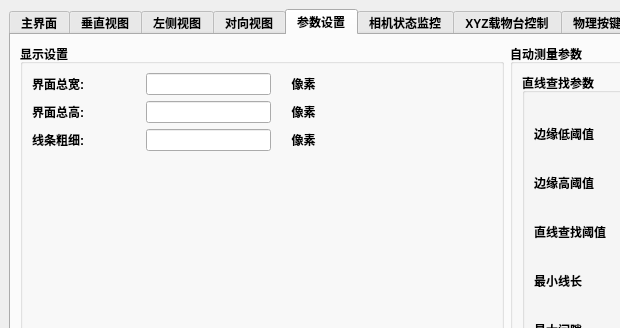
Qt form src/ui/MutiCamApp.ui (NicoleKJ9721/MutiCamApp) before a commit; both pictures show x 0 to 620 and y 0 to 328 of the 1014 by 739 pixel window.
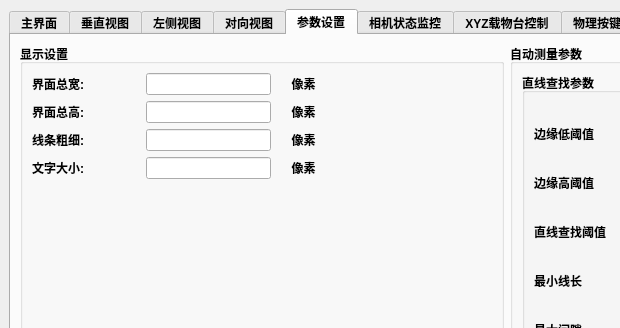
The same form after that commit. The open tabs and pages were chosen to show the change.

Commit message:
✨ feat(overlay): 实现叠加层文字大小配置功能
- 增加 UI 控件用于配置叠加层文字大小（`ledOverlayTextSize`）。
- 在设置管理器中添加 `overlayTextSize` 属性，并实现其加载、保存和验证逻辑。
- 在 PaintingOverlay 类中实现文字大小设置和应用，范围限制在 6 到 48 像素。
- 连接信号以确保设置更改实时生效。

```diff
--- a/src/ui/MutiCamApp.ui
+++ b/src/ui/MutiCamApp.ui
@@ -3208,6 +3208,46 @@
               </layout>
              </item>
              <item row="4" column="0">
+              <layout class="QHBoxLayout" name="horizontalLayout_overlayTextSize" stretch="2,0,1,3">
+               <item>
+                <widget class="QLabel" name="labelOverlayTextSize">
+                 <property name="text">
+                  <string>文字大小:</string>
+                 </property>
+                 <property name="alignment">
+                  <set>Qt::AlignmentFlag::AlignLeading|Qt::AlignmentFlag::AlignLeft|Qt::AlignmentFlag::AlignVCenter</set>
+                 </property>
+                </widget>
+               </item>
+               <item>
+                <widget class="QLineEdit" name="ledOverlayTextSize"/>
+               </item>
+               <item>
+                <widget class="QLabel" name="labelOverlayTextSizeUnit">
+                 <property name="text">
+                  <string>像素</string>
+                 </property>
+                 <property name="alignment">
+                  <set>Qt::AlignmentFlag::AlignCenter</set>
+                 </property>
+                </widget>
+               </item>
+               <item>
+                <spacer name="horizontalSpacer_overlayTextSize">
+                 <property name="orientation">
+                  <enum>Qt::Orientation::Horizontal</enum>
+                 </property>
+                 <property name="sizeHint" stdset="0">
+                  <size>
+                   <width>40</width>
+                   <height>20</height>
+                  </size>
+                 </property>
+                </spacer>
+               </item>
+              </layout>
+             </item>
+             <item row="5" column="0">
               <spacer name="verticalSpacer_display">
                <property name="orientation">
                 <enum>Qt::Orientation::Vertical</enum>
```
The commit also changes 6 other files.
